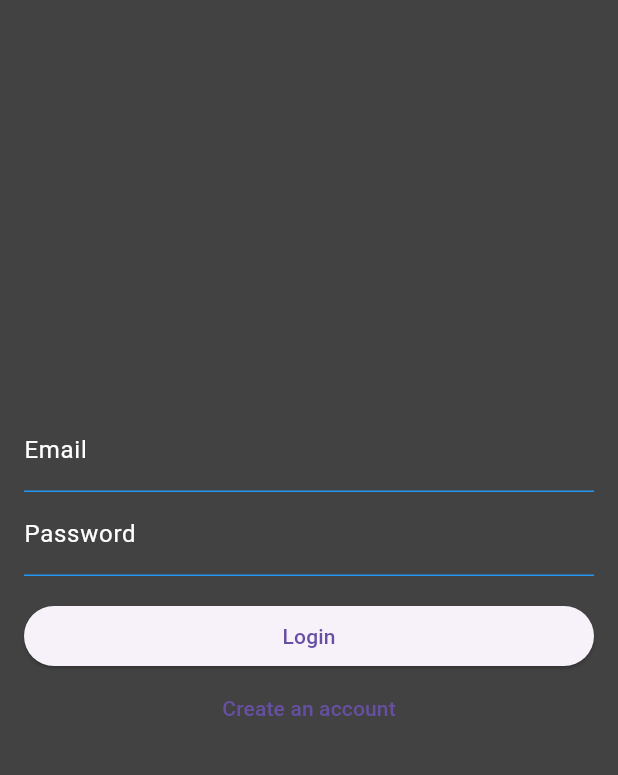
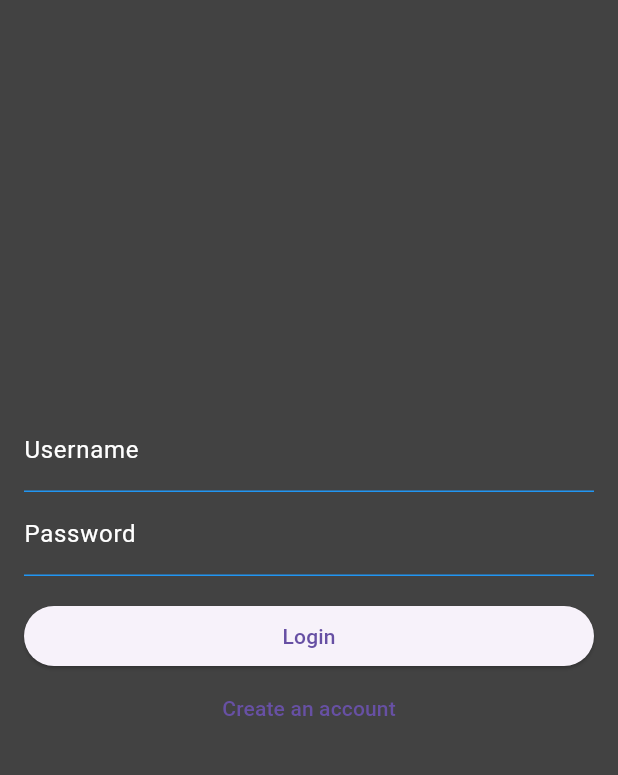
Before and after one commit to kingsley-aaron/MyCampusMarketplace_FrontEnd, a Flutter app: the screen it shows after launch, on a phone screen of 412 x 824 dp, the part 84-859 px from its top. Run offline on Flutter 3.47's test engine with Material 3 defaults, Android fonts, the phone set to English and light mode, and no system bars.

Commit message:
Update main.dart
Added username field to match database. Changed email to username for login.

```diff
--- a/my_campus_marketplace_front_end/lib/main.dart
+++ b/my_campus_marketplace_front_end/lib/main.dart
@@ -11,8 +11,8 @@ class _LoginSignupPageState extends State<LoginSignupPage> {
   final TextEditingController _studentIDController = TextEditingController();
   final TextEditingController _firstNameController = TextEditingController();
   final TextEditingController _lastNameController = TextEditingController();
-  final TextEditingController _studentIDController = TextEditingController();
   final TextEditingController _emailController = TextEditingController();
+  final TextEditingController _usernameController = TextEditingController();
   final TextEditingController _passwordController = TextEditingController();
   final TextEditingController _confirmPasswordController =
       TextEditingController();
@@ -62,10 +62,20 @@ class _LoginSignupPageState extends State<LoginSignupPage> {
                       borderSide: BorderSide(color: Colors.blue)),
                 ),
               ),
+            if (!_isLogin)
+              TextFormField(
+                controller: _emailController,
+                decoration: InputDecoration(
+                  labelText: 'Email',
+                  labelStyle: TextStyle(color: Colors.white),
+                  enabledBorder: UnderlineInputBorder(
+                      borderSide: BorderSide(color: Colors.blue)),
+                ),
+              ),
             TextFormField(
-              controller: _emailController,
+              controller: _usernameController,
               decoration: const InputDecoration(
-                labelText: 'Email',
+                labelText: 'Username',
                 labelStyle: TextStyle(color: Colors.white),
                 enabledBorder: UnderlineInputBorder(
                     borderSide: BorderSide(color: Colors.blue)),
@@ -118,10 +128,10 @@ class _LoginSignupPageState extends State<LoginSignupPage> {
   void _login() async {
     // Implement login logic here
     if (_isLogin) {
-      String email = _emailController.text.trim();
+      String username = _usernameController.text.trim();
       String password = _passwordController.text.trim();
 
-      if (email.isEmpty) {
+      if (username.isEmpty) {
         _showErrorDialog("Please enter your email address.");
       } else if (password.isEmpty) {
         _showErrorDialog("Please enter your password.");
@@ -154,16 +164,14 @@ class _LoginSignupPageState extends State<LoginSignupPage> {
       String studentID = _studentIDController.text.trim();
       String email = _emailController.text.trim();
       String password = _passwordController.text.trim();
+      String username = _usernameController.text.trim();
       String confirmPassword = _confirmPasswordController.text.trim();
-      String studentID = _studentIDController.text.trim();
-
 
       if (firstName.isEmpty) {
         _showErrorDialog("Please enter your first name.");
       } else if (!(lastName.isNotEmpty)) {
         _showErrorDialog("Please enter your last name.");
       } else if (int.tryParse(studentID) == null) {
-        // Check if student ID is not numeric
         _showErrorDialog("Student ID must be numeric.");
       } else if (password.length < 8) {
         _showErrorDialog("Password must be at least 8 characters");
@@ -175,12 +183,11 @@ class _LoginSignupPageState extends State<LoginSignupPage> {
         _showErrorDialog(email.isEmpty
             ? "Please enter email"
             : "Please enter valid SCTCC email address ending in @my.sctcc.edu");
+      } else if (username.isEmpty) {
+        _showErrorDialog("Please enter a username");
       } else {
         // Continue with sign up process
-        //Verify that the email doesn't already exist in the database
-
-
-
+        //Verify that the email & username don't already exist in the database
 
         /* Posting to http server
         var response = await http.post(
@@ -202,10 +209,6 @@ class _LoginSignupPageState extends State<LoginSignupPage> {
 
 
         */
-
-
-
-
 
         //Success snackbar of valid sign up
         ScaffoldMessenger.of(context).showSnackBar(
```
